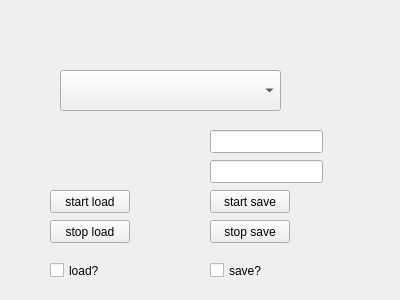
First picture: the form in control/gui/action/actionWidget.ui, repository it-workshop/Anakin, before the edit.
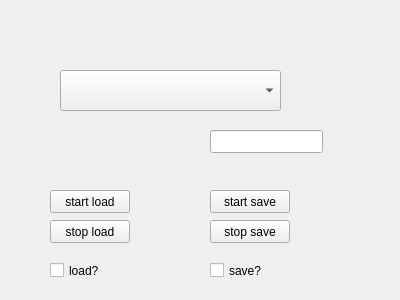
Second picture: the form after the edit.

Commit message: implementation of sensor and glove calibrators class. also implementation of calibrator widget.

```diff
--- a/control/gui/action/actionWidget.ui
+++ b/control/gui/action/actionWidget.ui
@@ -111,16 +111,6 @@
     </rect>
    </property>
   </widget>
-  <widget class="QLineEdit" name="numOfSensLineEdit">
-   <property name="geometry">
-    <rect>
-     <x>210</x>
-     <y>160</y>
-     <width>113</width>
-     <height>23</height>
-    </rect>
-   </property>
-  </widget>
  </widget>
  <layoutdefault spacing="6" margin="11"/>
  <resources/>
```
The commit also changes 25 other files.
